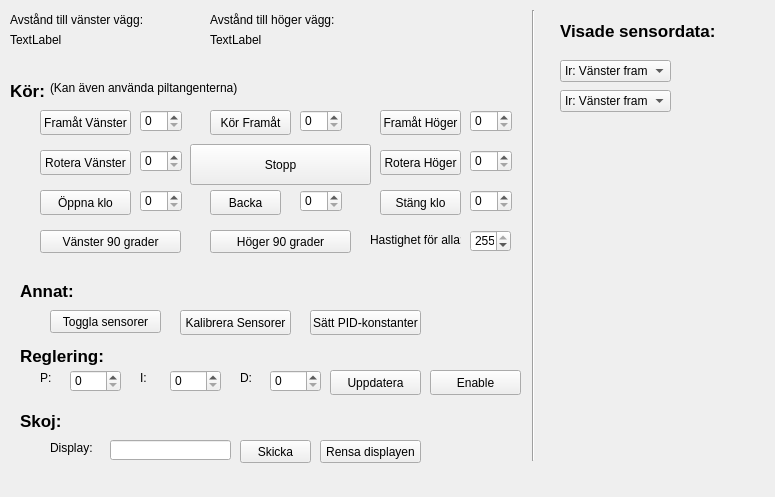
First picture: the form in kod/fjarr/mainwindow.ui, repository grupphenning/allt, before the edit.
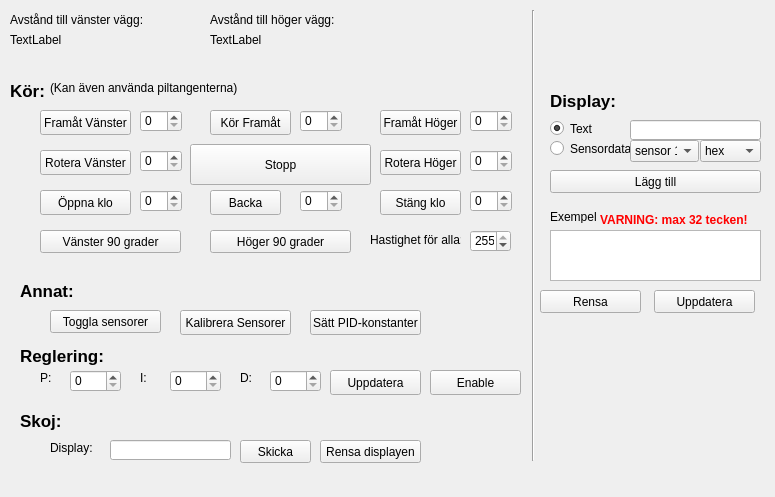
Second picture: the form after the edit.

The edit to the form file:
```diff
--- a/kod/fjarr/mainwindow.ui
+++ b/kod/fjarr/mainwindow.ui
@@ -685,12 +685,122 @@
      <enum>Qt::Vertical</enum>
     </property>
    </widget>
-   <widget class="QLabel" name="label_15">
+   <widget class="QPushButton" name="pushButtonAddToDisplay">
     <property name="geometry">
      <rect>
-      <x>560</x>
-      <y>20</y>
-      <width>181</width>
+      <x>550</x>
+      <y>170</y>
+      <width>211</width>
+      <height>23</height>
+     </rect>
+    </property>
+    <property name="text">
+     <string>Lägg till</string>
+    </property>
+   </widget>
+   <widget class="QRadioButton" name="radioButtonText">
+    <property name="geometry">
+     <rect>
+      <x>550</x>
+      <y>120</y>
+      <width>82</width>
+      <height>17</height>
+     </rect>
+    </property>
+    <property name="text">
+     <string>Text</string>
+    </property>
+    <property name="checked">
+     <bool>true</bool>
+    </property>
+   </widget>
+   <widget class="QRadioButton" name="radioButtonSensor">
+    <property name="geometry">
+     <rect>
+      <x>550</x>
+      <y>140</y>
+      <width>82</width>
+      <height>17</height>
+     </rect>
+    </property>
+    <property name="text">
+     <string>Sensordata</string>
+    </property>
+   </widget>
+   <widget class="QComboBox" name="comboBoxBase">
+    <property name="geometry">
+     <rect>
+      <x>700</x>
+      <y>140</y>
+      <width>61</width>
+      <height>22</height>
+     </rect>
+    </property>
+    <item>
+     <property name="text">
+      <string>hex</string>
+     </property>
+    </item>
+    <item>
+     <property name="text">
+      <string>decimal</string>
+     </property>
+    </item>
+   </widget>
+   <widget class="QComboBox" name="comboBoxSensor">
+    <property name="geometry">
+     <rect>
+      <x>630</x>
+      <y>140</y>
+      <width>69</width>
+      <height>22</height>
+     </rect>
+    </property>
+    <item>
+     <property name="text">
+      <string>sensor 1</string>
+     </property>
+    </item>
+    <item>
+     <property name="text">
+      <string>sensor 2</string>
+     </property>
+    </item>
+    <item>
+     <property name="text">
+      <string>sensor 3</string>
+     </property>
+    </item>
+    <item>
+     <property name="text">
+      <string>sensor 4</string>
+     </property>
+    </item>
+    <item>
+     <property name="text">
+      <string>sensor 5</string>
+     </property>
+    </item>
+   </widget>
+   <widget class="QLabel" name="label_16">
+    <property name="geometry">
+     <rect>
+      <x>550</x>
+      <y>210</y>
+      <width>46</width>
+      <height>13</height>
+     </rect>
+    </property>
+    <property name="text">
+     <string>Exempel:</string>
+    </property>
+   </widget>
+   <widget class="QLabel" name="label_17">
+    <property name="geometry">
+     <rect>
+      <x>550</x>
+      <y>90</y>
+      <width>81</width>
       <height>21</height>
      </rect>
     </property>
@@ -702,78 +812,100 @@
      </font>
     </property>
     <property name="text">
-     <string>Visade sensordata:</string>
+     <string>Display:</string>
     </property>
    </widget>
-   <widget class="QComboBox" name="comboBox">
+   <widget class="QLineEdit" name="displayText">
     <property name="geometry">
      <rect>
-      <x>560</x>
-      <y>60</y>
-      <width>111</width>
-      <height>22</height>
+      <x>630</x>
+      <y>120</y>
+      <width>131</width>
+      <height>20</height>
      </rect>
     </property>
-    <item>
-     <property name="text">
-      <string>Ir: Vänster fram</string>
-     </property>
-    </item>
-    <item>
-     <property name="text">
-      <string>Ir: Höger fram</string>
-     </property>
-    </item>
-    <item>
-     <property name="text">
-      <string>Ir: Vänster bak</string>
-     </property>
-    </item>
-    <item>
-     <property name="text">
-      <string>Ir: Höger bak</string>
-     </property>
-    </item>
-    <item>
-     <property name="text">
-      <string>Ir: Fram</string>
-     </property>
-    </item>
    </widget>
-   <widget class="QComboBox" name="comboBox_2">
+   <widget class="QPushButton" name="pushButton_13">
     <property name="geometry">
      <rect>
-      <x>560</x>
-      <y>90</y>
-      <width>111</width>
-      <height>22</height>
+      <x>654</x>
+      <y>290</y>
+      <width>101</width>
+      <height>23</height>
      </rect>
     </property>
-    <item>
-     <property name="text">
-      <string>Ir: Vänster fram</string>
-     </property>
-    </item>
-    <item>
-     <property name="text">
-      <string>Ir: Höger fram</string>
-     </property>
-    </item>
-    <item>
-     <property name="text">
-      <string>Ir: Vänster bak</string>
-     </property>
-    </item>
-    <item>
-     <property name="text">
-      <string>Ir: Höger bak</string>
-     </property>
-    </item>
-    <item>
-     <property name="text">
-      <string>Ir: Fram</string>
-     </property>
-    </item>
+    <property name="text">
+     <string>Uppdatera</string>
+    </property>
+   </widget>
+   <widget class="QPushButton" name="pushButton_15">
+    <property name="geometry">
+     <rect>
+      <x>540</x>
+      <y>290</y>
+      <width>101</width>
+      <height>23</height>
+     </rect>
+    </property>
+    <property name="text">
+     <string>Rensa</string>
+    </property>
+   </widget>
+   <widget class="QLabel" name="labelWarning">
+    <property name="enabled">
+     <bool>false</bool>
+    </property>
+    <property name="geometry">
+     <rect>
+      <x>600</x>
+      <y>210</y>
+      <width>161</width>
+      <height>20</height>
+     </rect>
+    </property>
+    <property name="font">
+     <font>
+      <weight>75</weight>
+      <bold>true</bold>
+     </font>
+    </property>
+    <property name="text">
+     <string>&lt;html&gt;&lt;head/&gt;&lt;body&gt;&lt;p&gt;&lt;span style=&quot; color:#ff0000;&quot;&gt;VARNING: max 32 tecken!&lt;/span&gt;&lt;/p&gt;&lt;/body&gt;&lt;/html&gt;</string>
+    </property>
+   </widget>
+   <widget class="QTextEdit" name="displayExample">
+    <property name="geometry">
+     <rect>
+      <x>550</x>
+      <y>230</y>
+      <width>211</width>
+      <height>51</height>
+     </rect>
+    </property>
+    <property name="font">
+     <font>
+      <family>System</family>
+      <pointsize>8</pointsize>
+      <weight>75</weight>
+      <bold>true</bold>
+     </font>
+    </property>
+    <property name="lineWrapMode">
+     <enum>QTextEdit::FixedColumnWidth</enum>
+    </property>
+    <property name="lineWrapColumnOrWidth">
+     <number>16</number>
+    </property>
+    <property name="readOnly">
+     <bool>true</bool>
+    </property>
+    <property name="html">
+     <string>&lt;!DOCTYPE HTML PUBLIC &quot;-//W3C//DTD HTML 4.0//EN&quot; &quot;http://www.w3.org/TR/REC-html40/strict.dtd&quot;&gt;
+&lt;html&gt;&lt;head&gt;&lt;meta name=&quot;qrichtext&quot; content=&quot;1&quot; /&gt;&lt;style type=&quot;text/css&quot;&gt;
+p, li { white-space: pre-wrap; }
+&lt;/style&gt;&lt;/head&gt;&lt;body style=&quot; font-family:'System'; font-size:8pt; font-weight:600; font-style:normal;&quot;&gt;
+&lt;p style=&quot;-qt-paragraph-type:empty; margin-top:0px; margin-bottom:0px; margin-left:0px; margin-right:0px; -qt-block-indent:0; text-indent:0px; font-family:'MS Shell Dlg 2'; font-size:14pt;&quot;&gt;&lt;br /&gt;&lt;/p&gt;&lt;/body&gt;&lt;/html&gt;</string>
+    </property>
    </widget>
   </widget>
   <widget class="QMenuBar" name="menuBar">
```
